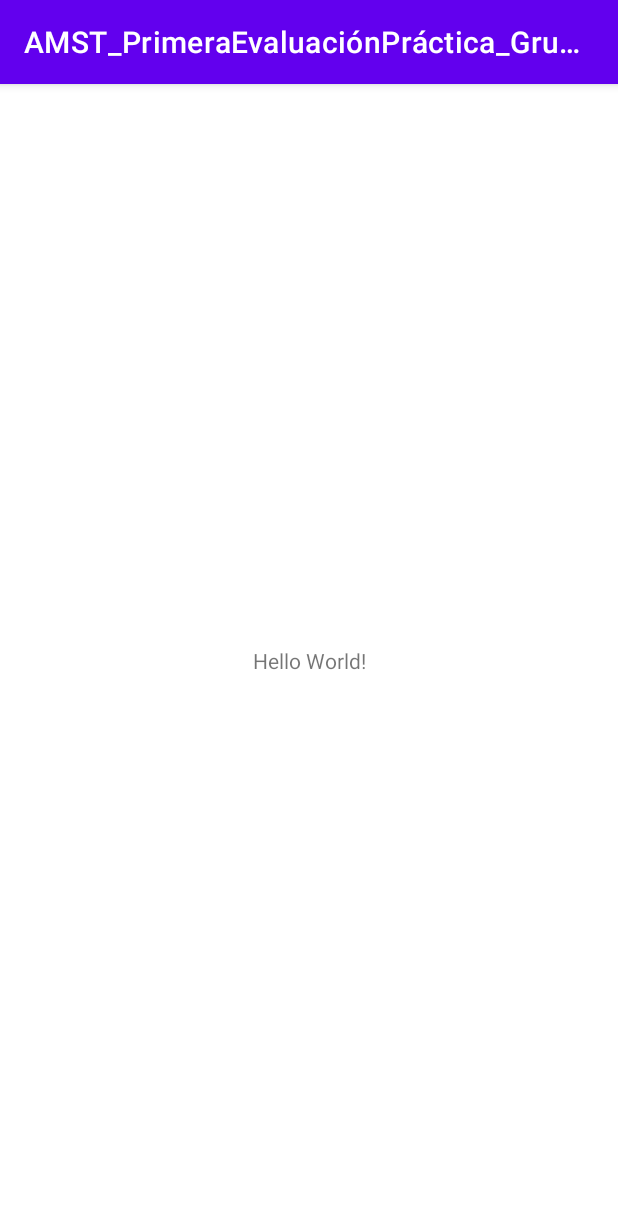
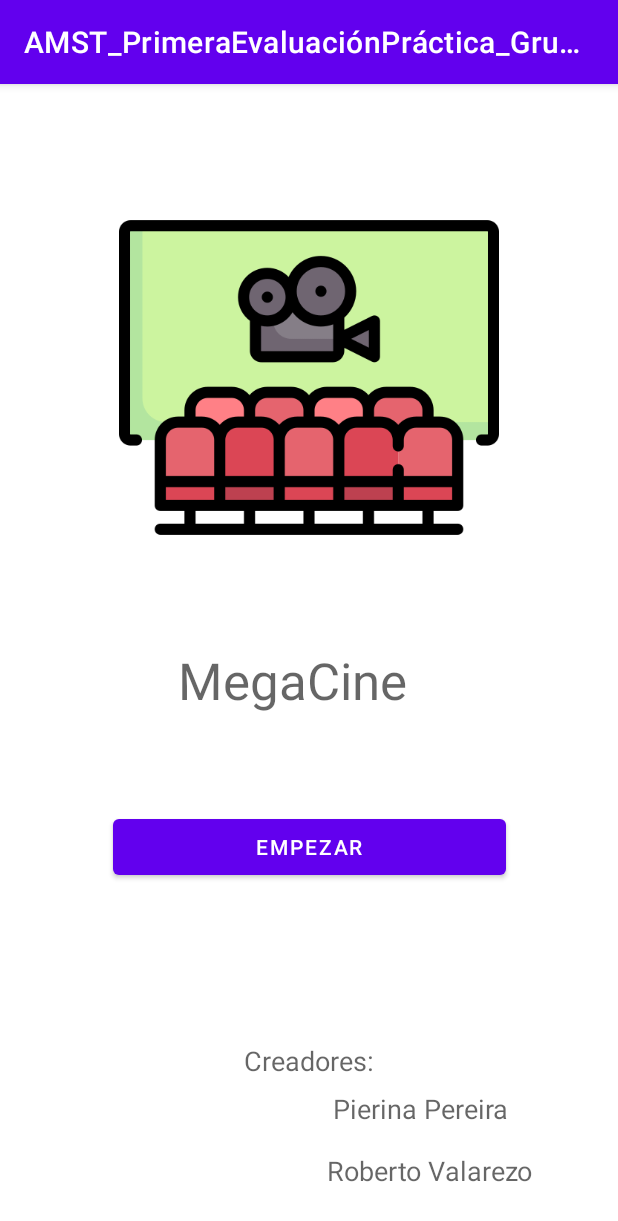
Before and after one commit to ppereira123/AMST_PrimeraEvaluacionPractica_Grupo4_Pereira_Valarezo, an Android app: the screen it shows after launch (MainActivity), on a phone screen of 412 x 824 dp. Shown: the top 1221 px of the screen. Run offline under Robolectric (Android 15) with nearby library versions, the phone set to English and light mode, and no system bars.

Commit message:
diseño del main

```diff
--- a/app/src/main/res/layout/activity_main.xml
+++ b/app/src/main/res/layout/activity_main.xml
@@ -6,13 +6,73 @@
     android:layout_height="match_parent"
     tools:context=".MainActivity">
 
+    <ImageView
+        android:id="@+id/imageView"
+        android:layout_width="253dp"
+        android:layout_height="279dp"
+        android:layout_marginTop="16dp"
+        app:layout_constraintBottom_toTopOf="@+id/textView"
+        app:layout_constraintEnd_toEndOf="parent"
+        app:layout_constraintStart_toStartOf="parent"
+        app:layout_constraintTop_toTopOf="parent"
+        app:srcCompat="@mipmap/cine" />
+
     <TextView
+        android:id="@+id/textView"
+        android:layout_width="175dp"
+        android:layout_height="61dp"
+        android:layout_marginBottom="332dp"
+        android:text="MegaCine"
+        android:textAppearance="@style/TextAppearance.AppCompat.Display1"
+        app:layout_constraintBottom_toBottomOf="parent"
+        app:layout_constraintEnd_toEndOf="parent"
+        app:layout_constraintStart_toStartOf="parent" />
+
+    <Button
+        android:id="@+id/empezar"
+        android:layout_width="262dp"
+        android:layout_height="49dp"
+        android:layout_marginTop="48dp"
+        android:text="empezar"
+        app:layout_constraintEnd_toEndOf="parent"
+        app:layout_constraintStart_toStartOf="parent"
+        app:layout_constraintTop_toBottomOf="@+id/textView" />
+
+    <TextView
+        android:id="@+id/textView2"
         android:layout_width="wrap_content"
         android:layout_height="wrap_content"
-        android:text="Hello World!"
+        android:text="Creadores:"
+        android:textAppearance="@style/TextAppearance.AppCompat.Medium"
         app:layout_constraintBottom_toBottomOf="parent"
-        app:layout_constraintLeft_toLeftOf="parent"
-        app:layout_constraintRight_toRightOf="parent"
-        app:layout_constraintTop_toTopOf="parent" />
+        app:layout_constraintEnd_toEndOf="parent"
+        app:layout_constraintStart_toStartOf="parent"
+        app:layout_constraintTop_toBottomOf="@+id/empezar" />
 
+    <TextView
+        android:id="@+id/textView5"
+        android:layout_width="wrap_content"
+        android:layout_height="wrap_content"
+        android:text="Pierina Pereira"
+        android:textAppearance="@style/TextAppearance.AppCompat.Medium"
+        app:layout_constraintBottom_toBottomOf="parent"
+        app:layout_constraintEnd_toEndOf="parent"
+        app:layout_constraintHorizontal_bias="0.753"
+        app:layout_constraintStart_toStartOf="parent"
+        app:layout_constraintTop_toBottomOf="@+id/textView2"
+        app:layout_constraintVertical_bias="0.089" />
+
+    <TextView
+        android:id="@+id/textView6"
+        android:layout_width="wrap_content"
+        android:layout_height="wrap_content"
+        android:layout_marginTop="1dp"
+        android:text="Roberto Valarezo"
+        android:textAppearance="@style/TextAppearance.AppCompat.Medium"
+        app:layout_constraintBottom_toBottomOf="parent"
+        app:layout_constraintEnd_toEndOf="parent"
+        app:layout_constraintHorizontal_bias="0.794"
+        app:layout_constraintStart_toStartOf="parent"
+        app:layout_constraintTop_toBottomOf="@+id/textView5"
+        app:layout_constraintVertical_bias="0.333" />
 </androidx.constraintlayout.widget.ConstraintLayout>
```
Also changed, not shown: app/src/main/res/mipmap-hdpi/cine.png (added).
